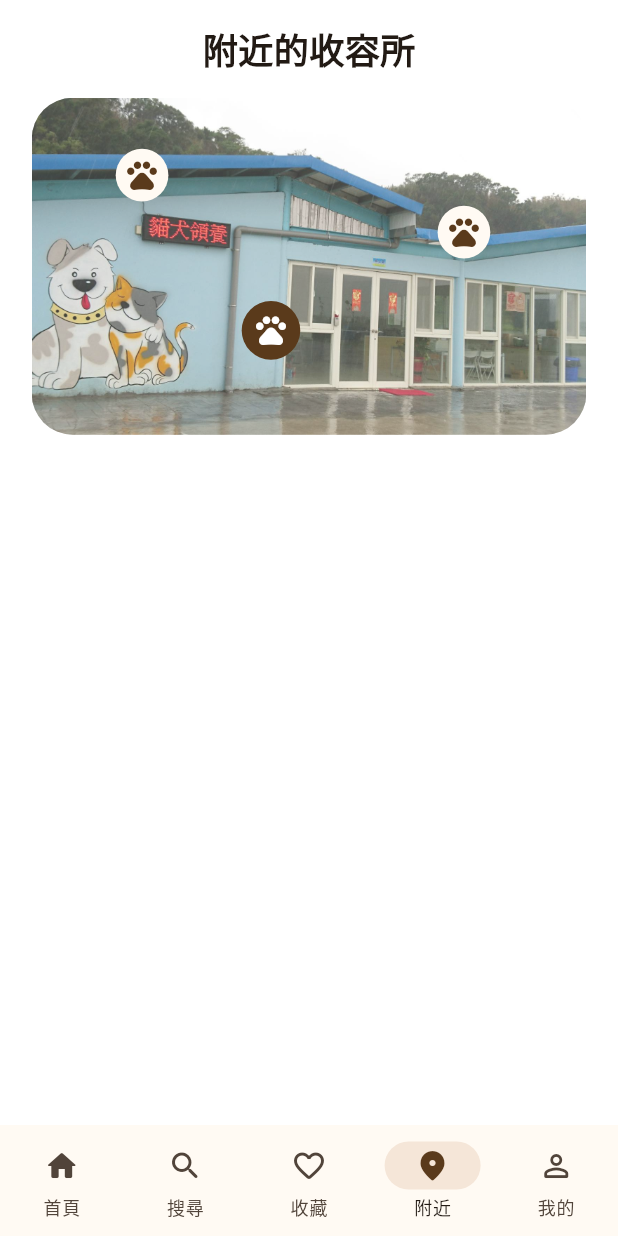
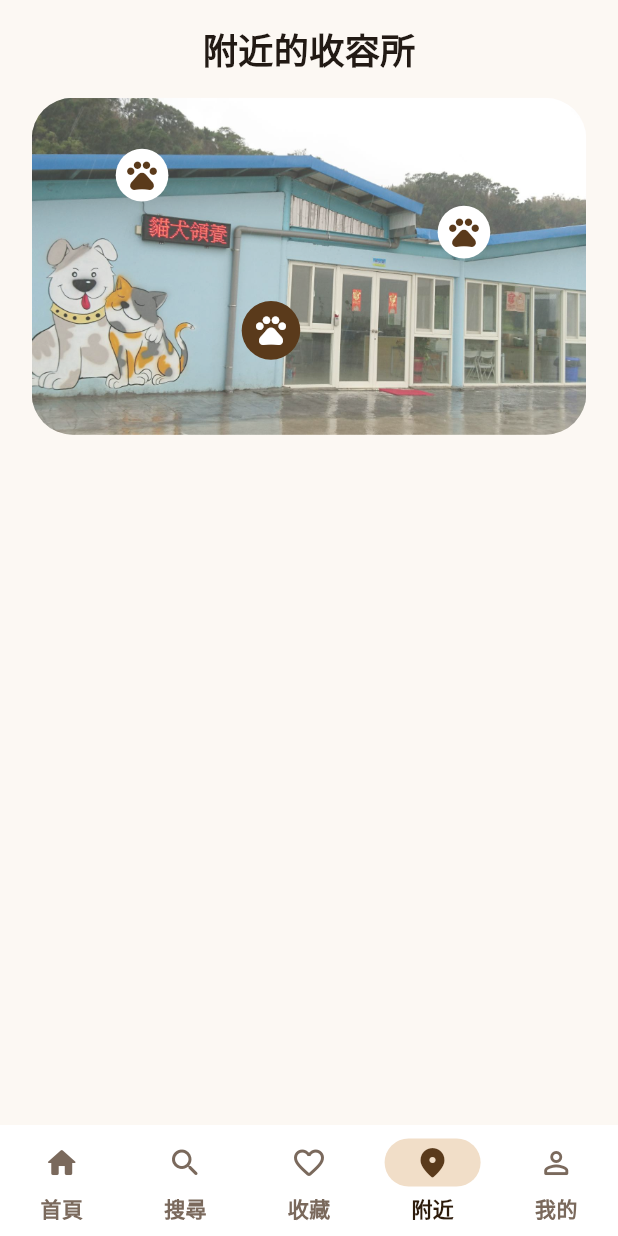
Before and after one commit to MickWu999/adoption_animal, a Flutter app: the screen it shows after launch, item 4 of the bottom bar chosen, on a phone screen of 412 x 824 dp. Run offline on Flutter 3.47's test engine with Material 3 defaults, Android fonts, the phone set to English and light mode, and no system bars; our stand-ins replace dio, flutter_riverpod, freezed_annotation, go_router, riverpod_annotation, shimmer; generated files the repository leaves out were written again; network calls fail; Roboto replaces fonts that are missing (PingFang TC).

Commit message:
色系調整 對比加強

```diff
--- a/lib/core/app_theme.dart
+++ b/lib/core/app_theme.dart
@@ -14,10 +14,27 @@ class AppTheme {
         secondary: AdoptionColors.secondary,
         surface: AdoptionColors.surface,
       ),
-      navigationBarTheme: const NavigationBarThemeData(
-        indicatorColor: AdoptionColors.primarySoft,
+      navigationBarTheme: NavigationBarThemeData(
+        indicatorColor: AdoptionColors.surfaceSoft,
         backgroundColor: AdoptionColors.surface,
         height: 74,
+        labelTextStyle: WidgetStateProperty.resolveWith((states) {
+          final selected = states.contains(WidgetState.selected);
+          return TextStyle(
+            color: selected
+                ? AdoptionColors.primaryStrong
+                : AdoptionColors.textMuted,
+            fontWeight: selected ? FontWeight.w800 : FontWeight.w600,
+          );
+        }),
+        iconTheme: WidgetStateProperty.resolveWith((states) {
+          final selected = states.contains(WidgetState.selected);
+          return IconThemeData(
+            color: selected
+                ? AdoptionColors.primaryStrong
+                : AdoptionColors.textMuted,
+          );
+        }),
       ),
       appBarTheme: const AppBarTheme(
         backgroundColor: Colors.transparent,
@@ -30,6 +47,12 @@ class AppTheme {
         backgroundColor: AdoptionColors.surface,
         shape: RoundedRectangleBorder(borderRadius: BorderRadius.circular(18)),
       ),
+      textButtonTheme: TextButtonThemeData(
+        style: TextButton.styleFrom(
+          foregroundColor: AdoptionColors.primaryStrong,
+          textStyle: const TextStyle(fontWeight: FontWeight.w800),
+        ),
+      ),
       extensions: const [AdoptionTheme.light()],
     );
   }
--- a/lib/core/theme/adoption_theme.dart
+++ b/lib/core/theme/adoption_theme.dart
@@ -4,37 +4,37 @@ import 'package:flutter/material.dart';
 class AdoptionColors {
   const AdoptionColors._();
 
-  static const Color primary = Color(0xFF5A3A1B); // 更深主色
-  static const Color primaryStrong = Color(0xFF2D1B0B); // 最深主色
-  static const Color primarySoft = Color(0xFFF5E6D8); // 更亮柔和
-  static const Color secondary = Color(0xFFFFB74D); // 亮橘色，對比明顯
-  static const Color background = Color(0xFFFFFFFF); // 純白
-  static const Color surface = Color(0xFFFFFAF3); // 更亮
-  static const Color surfaceSoft = Color(0xFFF8EAD9); // 更亮
-  static const Color surfaceMuted = Color(0xFFEFE2D4); // 保持
-  static const Color border = Color(0xFFBCA483); // 更深
-  static const Color borderSoft = Color(0xFFE7D9CC); // 保持
-  static const Color textPrimary = Color(0xFF181818); // 幾乎黑色
-  static const Color textSecondary = Color(0xFF5A3A1B); // 主色
-  static const Color textMuted = Color(0xFF8F7A6C); // 保持
-  static const Color textStrong = Color(0xFF000000); // 純黑
+  static const Color primary = Color(0xFF5A3A1B);
+  static const Color primaryStrong = Color(0xFF2D1B0B);
+  static const Color primarySoft = Color(0xFFE6C4A0);
+  static const Color secondary = Color(0xFFE59A2E);
+  static const Color background = Color(0xFFFCF8F3);
+  static const Color surface = Color(0xFFFFFFFF);
+  static const Color surfaceSoft = Color(0xFFF1DEC8);
+  static const Color surfaceMuted = Color(0xFFE6D0B8);
+  static const Color border = Color(0xFFB58F69);
+  static const Color borderSoft = Color(0xFFD6BBA0);
+  static const Color textPrimary = Color(0xFF181818);
+  static const Color textSecondary = Color(0xFF5B4B3F);
+  static const Color textMuted = Color(0xFF7A695C);
+  static const Color textStrong = Color(0xFF000000);
   static const Color danger = Color(0xFFC86D4E);
   static const Color success = Color(0xFF9A6F49);
-  static const Color successSoft = Color(0xFFF0E1D2);
+  static const Color successSoft = Color(0xFFE4C29C);
   static const Color warning = Color(0xFFD39A58);
-  static const Color chipBg = Color(0xFFF1E4D7);
-  static const Color chipBorder = Color(0xFFD8C3B1);
+  static const Color chipBg = Color(0xFFF2E2D0);
+  static const Color chipBorder = Color(0xFFCAA98A);
   static const Color chipSelectedBg = Color(0xFF8B5E3C);
   static const Color chipSelectedBorder = Color(0xFF8B5E3C);
   static const Color chipSelectedText = Colors.white;
   static const Color chipText = Color(0xFF5F4B3E);
-  static const Color badgeBg = Color(0xFFEEDCC9);
+  static const Color badgeBg = Color(0xFFE7D1B7);
   static const Color badgeText = Color(0xFF6F452B);
   static const Color dragHandle = Color(0xFFCDB9A8);
   static const Color heroOverlayStrong = Color(0x73000000);
   static const Color heroOverlayLight = Color(0x1A000000);
   static const Color mapOverlay = Color(0x38FFFFFF);
-  static const Color callBackground = Color(0xFFF0E2D5);
+  static const Color callBackground = Color(0xFFEED7BE);
   static const Color iconMuted = Color(0xFFA58E7D);
 }
 
--- a/lib/features/adoption/widgets/action_button.dart
+++ b/lib/features/adoption/widgets/action_button.dart
@@ -19,11 +19,21 @@ class CircleActionButton extends StatelessWidget {
       borderRadius: BorderRadius.circular(context.r(14)),
       child: CircleAvatar(
         radius: context.r(20),
-        backgroundColor: AdoptionColors.successSoft,
-        child: Icon(
-          icon,
-          size: context.sp(18),
-          color: AdoptionColors.primary,
+        backgroundColor: AdoptionColors.surface,
+        foregroundColor: AdoptionColors.primaryStrong,
+        child: Container(
+          width: context.w(36),
+          height: context.w(36),
+          decoration: BoxDecoration(
+            color: AdoptionColors.surfaceSoft,
+            borderRadius: BorderRadius.circular(context.r(18)),
+            border: Border.all(color: AdoptionColors.border, width: 1.2),
+          ),
+          child: Icon(
+            icon,
+            size: context.sp(18),
+            color: AdoptionColors.primaryStrong,
+          ),
         ),
       ),
     );
```
